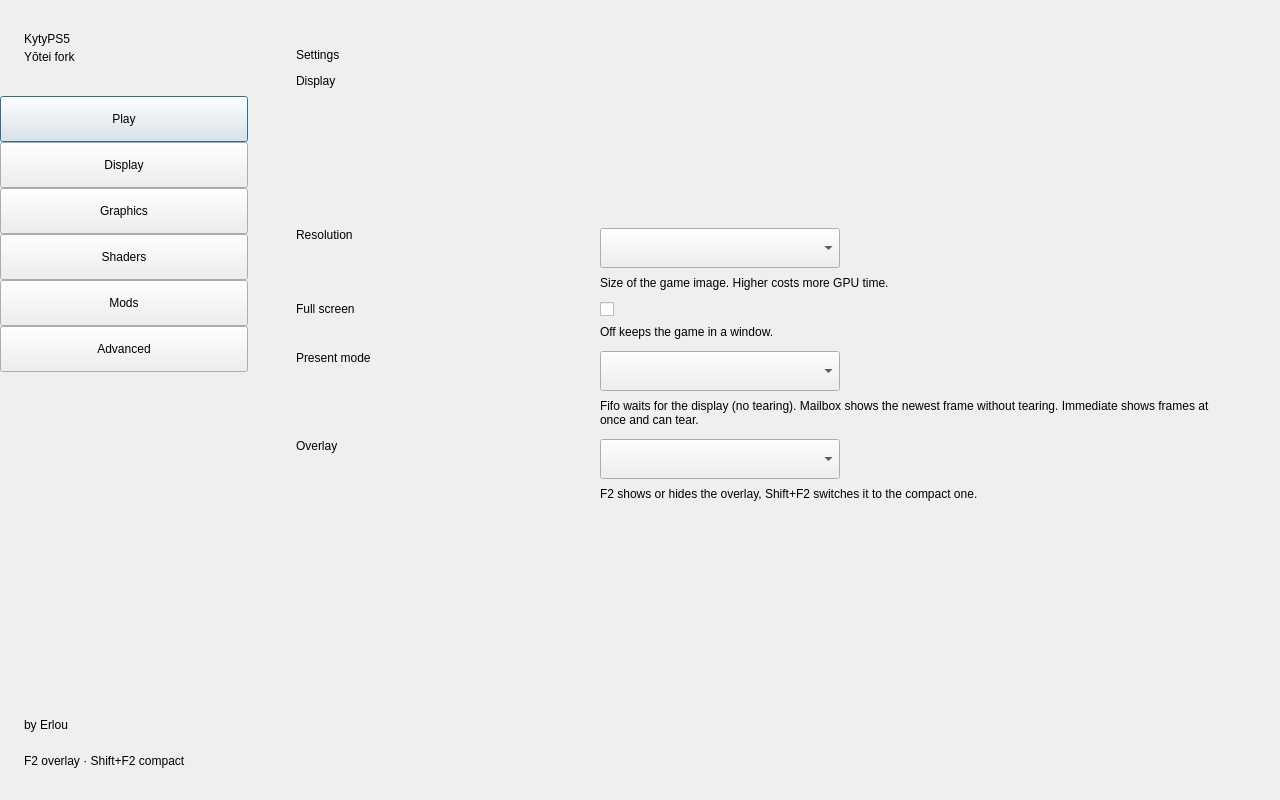
Qt form src/launcher/forms/main_dialog.ui (CarRamRod-963/KytyPS5) before a commit.
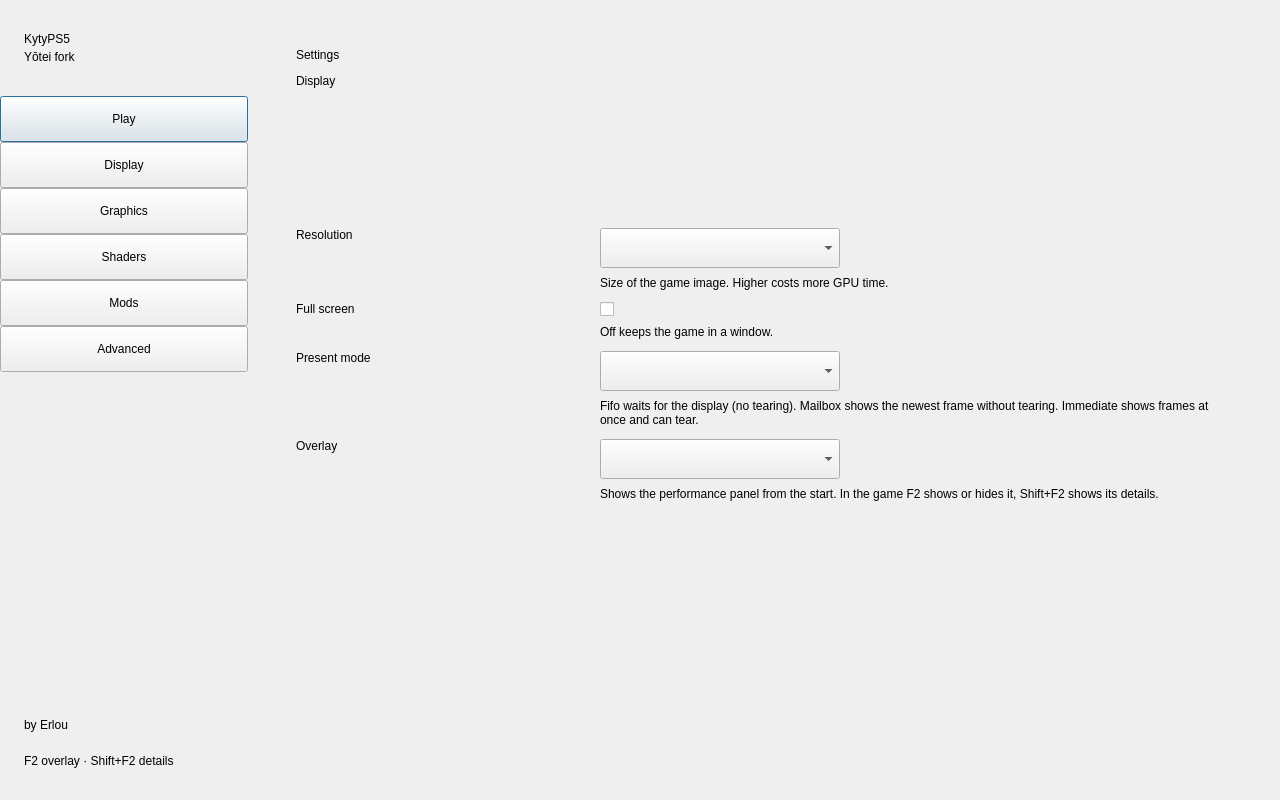
The same form after that commit. The open tabs and pages were chosen to show the change. Custom widgets are drawn as their Qt base class.

Commit message:
One performance overlay: main's panel (F2) stays, our KYTY_OVERLAY is removed
Decision of 2.11. Removed: presentation/perfOverlay.*, common/overlayStats.h and their counter hooks (draws,
dispatches, submits, flips, vblanks, swapchain, file writes, audio, faults, evictions, recorder spin), the helpers only
it read (TryGetGuestMemoryStats, GetHeapBudgets, UnresolvedImportStubCalls, the startup trace's max_nanos and
reporter flag) and its F2 hook. The launcher's Overlay option now passes --perf-overlay (main's panel from the start);
docs updated.

The edit to the form file:
```diff
--- a/src/launcher/forms/main_dialog.ui
+++ b/src/launcher/forms/main_dialog.ui
@@ -220,7 +220,7 @@
         <item>
          <widget class="QLabel" name="footer_keys">
           <property name="text">
-           <string>F2 overlay · Shift+F2 compact</string>
+           <string>F2 overlay · Shift+F2 details</string>
           </property>
           <property name="textStyle" stdset="0">
            <string notr="true">Label/Caption</string>
@@ -635,7 +635,7 @@
 <item><widget class="QComboBox" name="display_overlay"><property name="minimumSize"><size><width>240</width><height>40</height></size></property>
 <property name="maximumSize"><size><width>240</width><height>40</height></size></property>
 <property name="select" stdset="0"><bool>true</bool></property><property name="textStyle" stdset="0"><string notr="true">Body/Default</string></property></widget></item>
-<item><widget class="QLabel" name="row_overlay_description"><property name="text"><string>F2 shows or hides the overlay, Shift+F2 switches it to the compact one.</string></property>
+<item><widget class="QLabel" name="row_overlay_description"><property name="text"><string>Shows the performance panel from the start. In the game F2 shows or hides it, Shift+F2 shows its details.</string></property>
 <property name="wordWrap"><bool>true</bool></property>
 <property name="textStyle" stdset="0"><string notr="true">Body/Description</string></property>
 <property name="tone" stdset="0"><string notr="true">secondary</string></property>
```
The commit also changes 32 other files.
